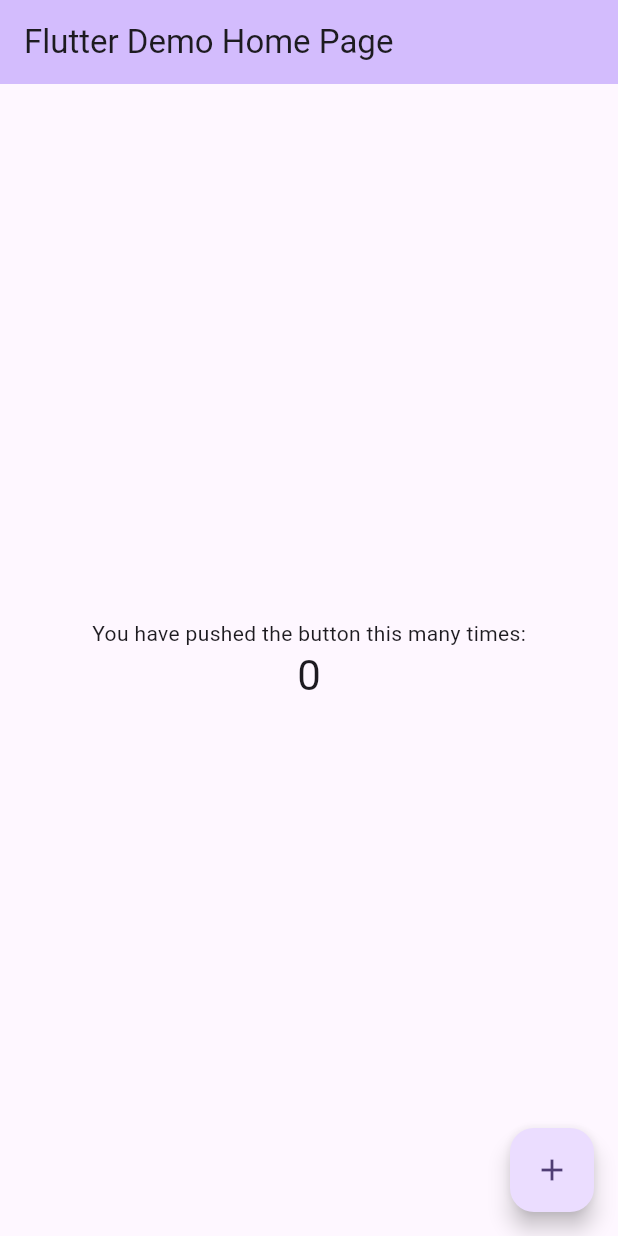
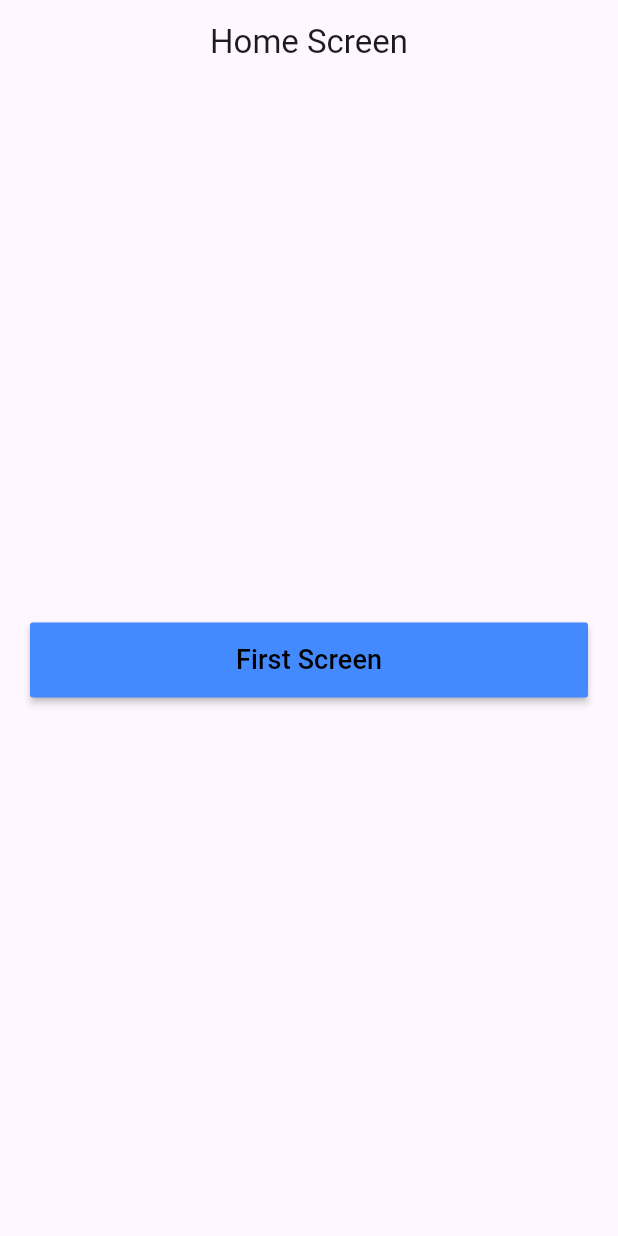
Before and after one commit to SaTya-Dev082/Getx-State-Management, a Flutter app: the screen it shows after launch, on a phone screen of 412 x 824 dp. Run offline on Flutter 3.47's test engine with Material 3 defaults, Android fonts, the phone set to English and light mode, and no system bars; our stand-ins replace get.

Commit message:
use normal and navigate using getx and add route-name

```diff
--- a/lib/main.dart
+++ b/lib/main.dart
@@ -1,4 +1,9 @@
 import 'package:flutter/material.dart';
+import 'package:get/get.dart';
+import 'package:learning_getx/routes/first_screen.dart';
+import 'package:learning_getx/routes/home_screen.dart';
+import 'package:learning_getx/routes/second_screen.dart';
+import 'package:learning_getx/routes/third_screen.dart';
 
 void main() {
   runApp(const MyApp());
@@ -10,113 +15,36 @@ class MyApp extends StatelessWidget {
   // This widget is the root of your application.
   @override
   Widget build(BuildContext context) {
-    return MaterialApp(
+    return GetMaterialApp(
+      initialRoute: '/',
+      getPages: [
+        GetPage(
+          name: '/',
+          page: () => FirstScreen(),
+          transition: Transition.rightToLeft,
+        ),
+        GetPage(
+          name: '/firstPage',
+          page: () => FirstScreen(),
+          transition: Transition.rightToLeft,
+        ),
+        GetPage(
+          name: '/secondPage',
+          page: () => SecondScreen(),
+          transition: Transition.rightToLeft,
+        ),
+        GetPage(
+          name: '/thirdPage',
+          page: () => ThirdScreen(),
+          transition: Transition.rightToLeft,
+        ),
+      ],
       title: 'Flutter Demo',
+      debugShowCheckedModeBanner: false,
       theme: ThemeData(
-        // This is the theme of your application.
-        //
-        // TRY THIS: Try running your application with "flutter run". You'll see
-        // the application has a purple toolbar. Then, without quitting the app,
-        // try changing the seedColor in the colorScheme below to Colors.green
-        // and then invoke "hot reload" (save your changes or press the "hot
-        // reload" button in a Flutter-supported IDE, or press "r" if you used
-        // the command line to start the app).
-        //
-        // Notice that the counter didn't reset back to zero; the application
-        // state is not lost during the reload. To reset the state, use hot
-        // restart instead.
-        //
-        // This works for code too, not just values: Most code changes can be
-        // tested with just a hot reload.
         colorScheme: ColorScheme.fromSeed(seedColor: Colors.deepPurple),
       ),
-      home: const MyHomePage(title: 'Flutter Demo Home Page'),
+      home: const HomeScreen(),
     );
   }
 }
-
-class MyHomePage extends StatefulWidget {
-  const MyHomePage({super.key, required this.title});
-
-  // This widget is the home page of your application. It is stateful, meaning
-  // that it has a State object (defined below) that contains fields that affect
-  // how it looks.
-
-  // This class is the configuration for the state. It holds the values (in this
-  // case the title) provided by the parent (in this case the App widget) and
-  // used by the build method of the State. Fields in a Widget subclass are
-  // always marked "final".
-
-  final String title;
-
-  @override
-  State<MyHomePage> createState() => _MyHomePageState();
-}
-
-class _MyHomePageState extends State<MyHomePage> {
-  int _counter = 0;
-
-  void _incrementCounter() {
-    setState(() {
-      // This call to setState tells the Flutter framework that something has
-      // changed in this State, which causes it to rerun the build method below
-      // so that the display can reflect the updated values. If we changed
-      // _counter without calling setState(), then the build method would not be
-      // called again, and so nothing would appear to happen.
-      _counter++;
-    });
-  }
-
-  @override
-  Widget build(BuildContext context) {
-    // This method is rerun every time setState is called, for instance as done
-    // by the _incrementCounter method above.
-    //
-    // The Flutter framework has been optimized to make rerunning build methods
-    // fast, so that you can just rebuild anything that needs updating rather
-    // than having to individually change instances of widgets.
-    return Scaffold(
-      appBar: AppBar(
-        // TRY THIS: Try changing the color here to a specific color (to
-        // Colors.amber, perhaps?) and trigger a hot reload to see the AppBar
-        // change color while the other colors stay the same.
-        backgroundColor: Theme.of(context).colorScheme.inversePrimary,
-        // Here we take the value from the MyHomePage object that was created by
-        // the App.build method, and use it to set our appbar title.
-        title: Text(widget.title),
-      ),
-      body: Center(
-        // Center is a layout widget. It takes a single child and positions it
-        // in the middle of the parent.
-        child: Column(
-          // Column is also a layout widget. It takes a list of children and
-          // arranges them vertically. By default, it sizes itself to fit its
-          // children horizontally, and tries to be as tall as its parent.
-          //
-          // Column has various properties to control how it sizes itself and
-          // how it positions its children. Here we use mainAxisAlignment to
-          // center the children vertically; the main axis here is the vertical
-          // axis because Columns are vertical (the cross axis would be
-          // horizontal).
-          //
-          // TRY THIS: Invoke "debug painting" (choose the "Toggle Debug Paint"
-          // action in the IDE, or press "p" in the console), to see the
-          // wireframe for each widget.
-          mainAxisAlignment: MainAxisAlignment.center,
-          children: <Widget>[
-            const Text('You have pushed the button this many times:'),
-            Text(
-              '$_counter',
-              style: Theme.of(context).textTheme.headlineMedium,
-            ),
-          ],
-        ),
-      ),
-      floatingActionButton: FloatingActionButton(
-        onPressed: _incrementCounter,
-        tooltip: 'Increment',
-        child: const Icon(Icons.add),
-      ), // This trailing comma makes auto-formatting nicer for build methods.
-    );
-  }
-}
--- /dev/null
+++ b/lib/routes/home_screen.dart
@@ -0,0 +1,38 @@
+import 'package:flutter/material.dart';
+import 'package:get/get.dart';
+import 'package:learning_getx/routes/first_screen.dart';
+
+class HomeScreen extends StatelessWidget {
+  const HomeScreen({super.key});
+
+  @override
+  Widget build(BuildContext context) {
+    return Scaffold(
+      appBar: AppBar(title: Text("Home Screen"), centerTitle: true),
+      body: Column(
+        crossAxisAlignment: CrossAxisAlignment.stretch,
+        mainAxisAlignment: MainAxisAlignment.center,
+        children: [
+          Padding(
+            padding: const EdgeInsets.symmetric(horizontal: 20),
+            child: MaterialButton(
+              height: 50,
+              onPressed: () {
+                // Navigator.push(
+                //   context,
+                //   MaterialPageRoute(builder: (context) => FirstScreen()),
+                // );
+                Get.toNamed("/firstPage");
+              },
+              color: Colors.blueAccent,
+              child: const Text(
+                "First Screen",
+                style: TextStyle(fontSize: 18, color: Colors.black),
+              ),
+            ),
+          ),
+        ],
+      ),
+    );
+  }
+}
--- a/pubspec.yaml
+++ b/pubspec.yaml
@@ -34,6 +34,7 @@ dependencies:
   # The following adds the Cupertino Icons font to your application.
   # Use with the CupertinoIcons class for iOS style icons.
   cupertino_icons: ^1.0.8
+  get: ^4.7.3
 
 dev_dependencies:
   flutter_test:
```
Also changed, not shown: lib/routes/first_screen.dart (added, +38 -0 lines), lib/routes/second_screen.dart (added, +38 -0 lines), lib/routes/third_screen.dart (added, +38 -0 lines), pubspec.lock.
